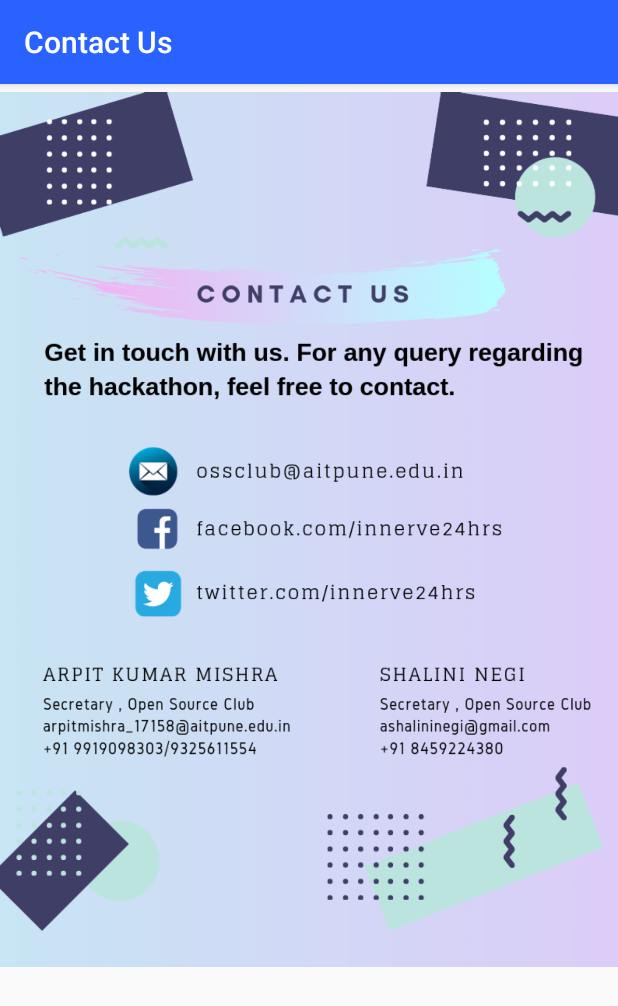
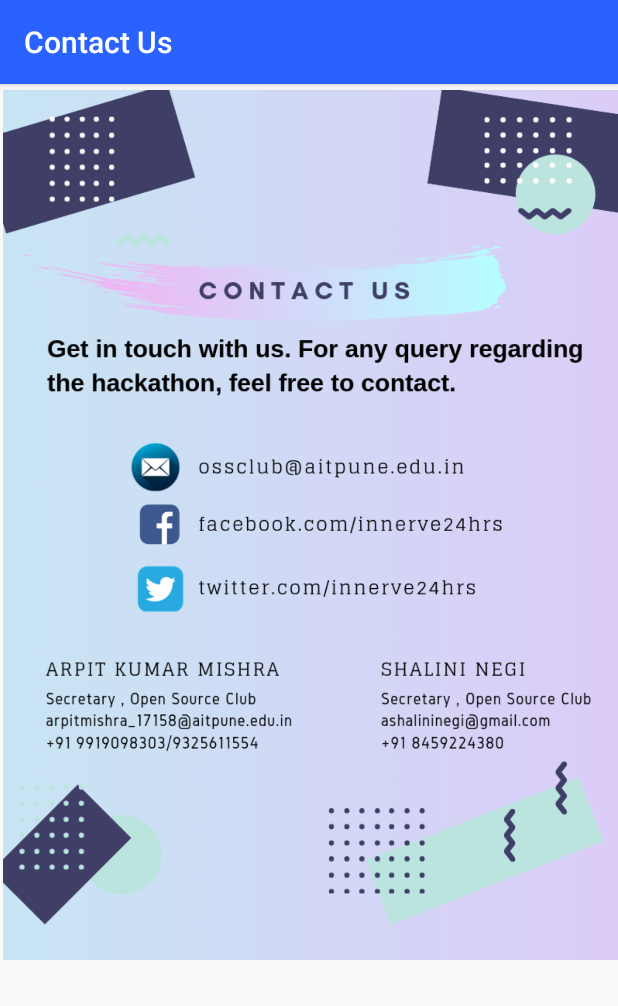
Before and after one commit to surya91521/InNerveApp, an Android app: the fragment contact shown on its own in the app's theme, on a phone screen of 412 x 824 dp. Shown: the top 1006 px of the screen. Run offline under Robolectric (Android 15) with nearby library versions, the phone set to English and light mode, and no system bars.

Commit message:
some changes

```diff
--- a/app/src/main/java/com/example/innerveapp/ReportActivity.java
+++ b/app/src/main/java/com/example/innerveapp/ReportActivity.java
@@ -1,5 +1,6 @@
 package com.example.innerveapp;
 
+import android.content.Intent;
 import android.support.v7.app.AppCompatActivity;
 import android.os.Bundle;
 import android.view.View;
@@ -14,7 +15,8 @@ public class ReportActivity extends AppCompatActivity {
 
     public void submitReport(View view)
     {
-        // submit report on email
+        Intent intent = new Intent(Intent.ACTION_SEND);
+
         finish();
     }
 }
--- a/app/src/main/res/layout/contact.xml
+++ b/app/src/main/res/layout/contact.xml
@@ -7,8 +7,8 @@
 
     <ImageView
         android:id="@+id/imageView"
-        android:layout_width="412dp"
-        android:layout_height="594dp"
+        android:layout_width="410dp"
+        android:layout_height="588dp"
         app:layout_constraintEnd_toEndOf="parent"
         app:layout_constraintHorizontal_bias="1.0"
         app:layout_constraintStart_toStartOf="parent"
```
Also changed, not shown: app/src/main/res/drawable/grey.jpg (added).
